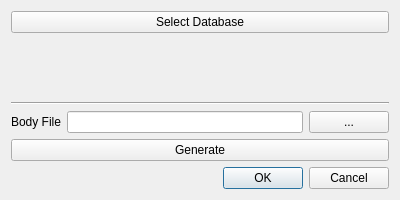
Above: neurolabi/gui/dialogs/zdvidbodypositiondialog.ui from janelia-flyem/NeuTu before the change. Below: the same form after it.
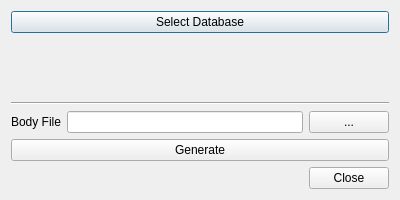
That is the form after the change.

Commit message: add body position saving message

```diff
--- a/neurolabi/gui/dialogs/zdvidbodypositiondialog.ui
+++ b/neurolabi/gui/dialogs/zdvidbodypositiondialog.ui
@@ -69,7 +69,7 @@
       <enum>Qt::Horizontal</enum>
      </property>
      <property name="standardButtons">
-      <set>QDialogButtonBox::Cancel|QDialogButtonBox::Ok</set>
+      <set>QDialogButtonBox::Close</set>
      </property>
     </widget>
    </item>
```
The commit also changes 1 other file.
